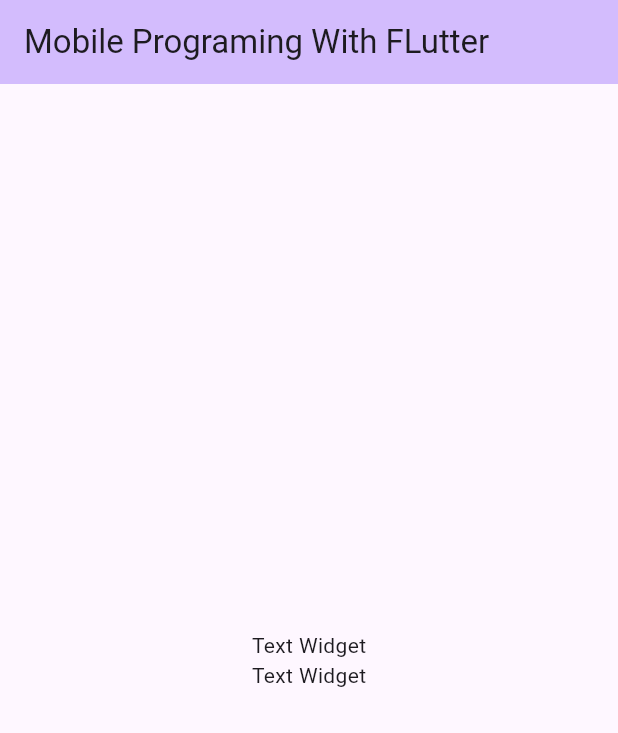
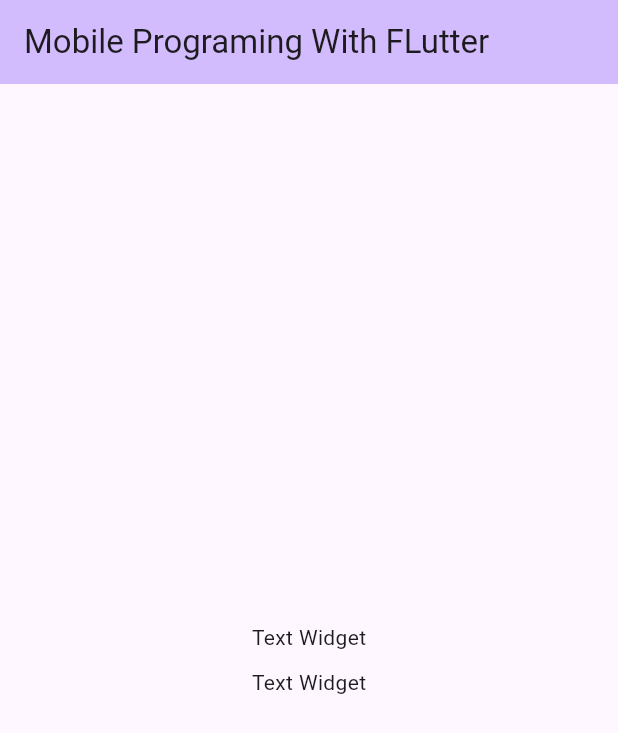
Before and after one commit to Ge2C/mobile_programing_with_flutter, a Flutter app: the screen it shows after launch, on a phone screen of 412 x 824 dp. Shown: the top 733 px of the screen. Run offline on Flutter 3.47's test engine with Material 3 defaults, Android fonts, the phone set to English and light mode, and no system bars.

Commit message:
Membungkus Widget Text dengan Padding

```diff
--- a/lib/main.dart
+++ b/lib/main.dart
@@ -42,8 +42,15 @@ class _MyHomePageState extends State<MyHomePage> {
         child: Column(
           mainAxisAlignment: MainAxisAlignment.center,
           children: <Widget>[
-            Text('Text Widget'),
-            Text('Text Widget')],
+            Padding(
+              padding: EdgeInsets.fromLTRB(5, 5, 5, 5),
+              child: Text('Text Widget'),
+            ),
+            Padding(
+              padding: EdgeInsets.fromLTRB(5, 5, 5, 5),
+              child: Text('Text Widget'),
+            ),
+          ]
         ),
       ), // This trailing comma makes auto-formatting nicer for build methods.
     );
```
